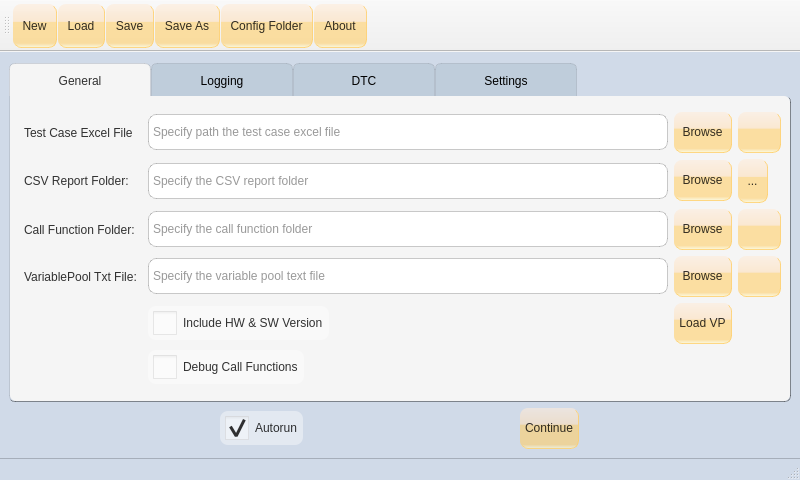
Before: the Qt Designer form AutomationGUI_ui.ui in vulevu121/AutomationGUI, drawn with Qt 5.
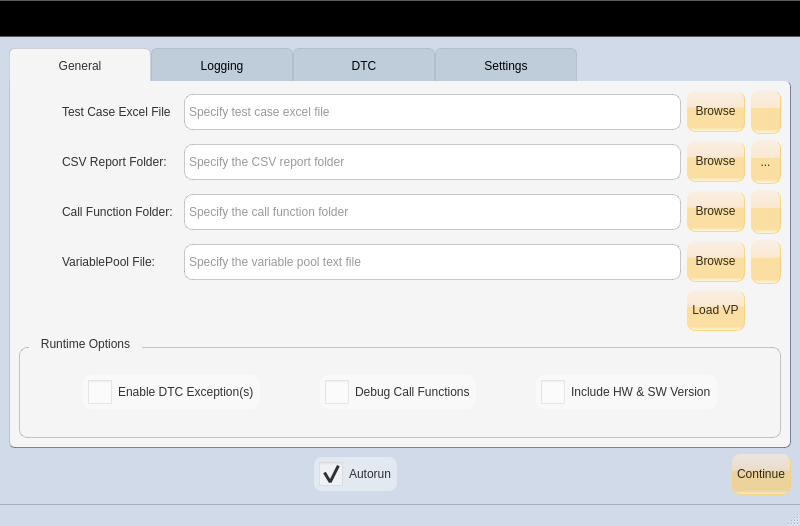
After: the same form once the commit is applied. Icons and pictures are not drawn.

Commit message: Updated gui and added dtc exceptions

What changed in the file:
```diff
--- a/AutomationGUI_ui.ui
+++ b/AutomationGUI_ui.ui
@@ -11,7 +11,7 @@
     <x>0</x>
     <y>0</y>
     <width>800</width>
-    <height>480</height>
+    <height>526</height>
    </rect>
   </property>
   <property name="sizePolicy">
@@ -26,15 +26,6 @@
     <height>480</height>
    </size>
   </property>
-  <property name="font">
-   <font>
-    <family>Segoe UI</family>
-    <pointsize>10</pointsize>
-    <weight>50</weight>
-    <italic>false</italic>
-    <bold>false</bold>
-   </font>
-  </property>
   <property name="windowTitle">
    <string>MainWindow</string>
   </property>
@@ -45,12 +36,12 @@
   <property name="styleSheet">
    <string notr="true">QMainWindow, QFrame {
 	background-color: rgb(208, 218, 232);
-	font: 10pt &quot;Segoe UI&quot;;
+	font: 9pt;
 }
 
 QWidget {
 	color: rgba(0, 0, 0, 0.8);
-	font: 10pt &quot;Segoe UI&quot;;
+	font: 9pt;
 }
 
 QLabel {
@@ -74,7 +65,13 @@
 	border: 1px solid  rgba(0, 0, 0, 0.4);
 }
 
-QPushButton, QToolButton {
+QToolBar {
+	background-color: qlineargradient(spread:pad, x1:0.5, y1:1, x2:0.5, y2:0, stop:0 rgba(236, 236, 236, 255), stop:1 rgba(255, 255, 255, 255));
+	spacing: 5px;
+	padding: 8px 8px 8px 8px;
+}
+
+QPushButton {
 	background-color: qlineargradient(spread:pad, x1:0.5, y1:0, x2:0.5, y2:1, stop:0 rgba(253, 236, 218, 0.6), stop:0.4 rgba(253, 223, 186, 0.6), stop:0.42 rgba(255, 206, 105, 0.6), stop:0.9 rgba(255, 206, 105, 0.6), stop:1 rgba(255, 255, 215, 0.6));
 	border: 0px;
 	border-radius: 8px;
@@ -266,7 +263,25 @@
        <bool>false</bool>
       </property>
       <property name="styleSheet">
-       <string notr="true"/>
+       <string notr="true">QToolBar {
+	background-color: rgb(245, 245, 245);
+	spacing: 5px;
+	padding: 8px 8px 8px 8px;
+}
+
+QPushButton, QToolButton {
+	background-color: qlineargradient(spread:pad, x1:0.5, y1:0, x2:0.5, y2:1, stop:0 rgba(253, 236, 218, 0.6), stop:0.4 rgba(253, 223, 186, 0.6), stop:0.42 rgba(255, 206, 105, 0.6), stop:0.9 rgba(255, 206, 105, 0.6), stop:1 rgba(255, 255, 215, 0.6));
+	border: 0px;
+	border-radius: 8px;
+	min-height: 40px;
+	padding: 0px 5px 0px 5px;
+	border-bottom: 1px solid rgba(255, 206, 105, 0.8);
+	border-right: 1px solid  rgba(255, 206, 105, 0.8);
+}
+
+QPushButton:hover, QPushButton:pressed, QToolButton:hover {
+	background-color: qlineargradient(spread:pad, x1:0.5, y1:0, x2:0.5, y2:1, stop:0 rgba(253, 236, 218, 255), stop:0.4 rgba(253, 223, 186, 255), stop:0.42 rgba(255, 206, 105, 255), stop:0.9 rgba(255, 206, 105, 255), stop:1 rgba(255, 255, 215, 255));
+}</string>
       </property>
       <property name="currentIndex">
        <number>0</number>
@@ -287,6 +302,54 @@
         <string>General</string>
        </attribute>
        <layout class="QGridLayout" name="gridLayout_6">
+        <item row="1" column="0">
+         <widget class="QGroupBox" name="groupBox_4">
+          <property name="title">
+           <string>Runtime Options</string>
+          </property>
+          <layout class="QHBoxLayout" name="horizontalLayout_2">
+           <item>
+            <widget class="QCheckBox" name="dtcExCheckBox">
+             <property name="sizePolicy">
+              <sizepolicy hsizetype="Fixed" vsizetype="Fixed">
+               <horstretch>0</horstretch>
+               <verstretch>0</verstretch>
+              </sizepolicy>
+             </property>
+             <property name="text">
+              <string>Enable DTC Exception(s)</string>
+             </property>
+            </widget>
+           </item>
+           <item>
+            <widget class="QCheckBox" name="callFunctionDebugCheckbox">
+             <property name="sizePolicy">
+              <sizepolicy hsizetype="Fixed" vsizetype="Fixed">
+               <horstretch>0</horstretch>
+               <verstretch>0</verstretch>
+              </sizepolicy>
+             </property>
+             <property name="text">
+              <string>Debug Call Functions</string>
+             </property>
+            </widget>
+           </item>
+           <item>
+            <widget class="QCheckBox" name="versionCheckBox">
+             <property name="sizePolicy">
+              <sizepolicy hsizetype="Maximum" vsizetype="Fixed">
+               <horstretch>0</horstretch>
+               <verstretch>0</verstretch>
+              </sizepolicy>
+             </property>
+             <property name="text">
+              <string>Include HW &amp;&amp; SW Version</string>
+             </property>
+            </widget>
+           </item>
+          </layout>
+         </widget>
+        </item>
         <item row="0" column="0">
          <layout class="QGridLayout" name="generalLayout">
           <property name="sizeConstraint">
@@ -295,42 +358,17 @@
           <property name="leftMargin">
            <number>0</number>
           </property>
-          <item row="4" column="2">
-           <widget class="QPushButton" name="browseVariablePoolBtn">
-            <property name="toolTip">
-             <string>Browse</string>
-            </property>
-            <property name="text">
-             <string>Browse</string>
-            </property>
-            <property name="icon">
-             <iconset resource="AutomationGUI.qrc">
-              <normaloff>:/icon/graphics/baseline_folder_open_black_24dp.png</normaloff>:/icon/graphics/baseline_folder_open_black_24dp.png</iconset>
-            </property>
-           </widget>
-          </item>
-          <item row="4" column="0">
+          <item row="4" column="1">
            <widget class="QLabel" name="variablePoolLabel">
             <property name="text">
-             <string>VariablePool Txt File:</string>
+             <string>VariablePool File:</string>
             </property>
-           </widget>
-          </item>
-          <item row="2" column="0">
-           <widget class="QLabel" name="callFunctionLabel">
-            <property name="text">
-             <string>Call Function Folder:</string>
+            <property name="buddy">
+             <cstring>variablePoolEdit</cstring>
             </property>
            </widget>
           </item>
-          <item row="2" column="1">
-           <widget class="QLineEdit" name="callFunctionEdit">
-            <property name="placeholderText">
-             <string>Specify the call function folder</string>
-            </property>
-           </widget>
-          </item>
-          <item row="5" column="2">
+          <item row="5" column="3">
            <widget class="QPushButton" name="reloadVariablePoolBtn">
             <property name="toolTip">
              <string>Load Variable Pool</string>
@@ -347,8 +385,31 @@
             </property>
            </widget>
           </item>
-          <item row="4" column="3">
-           <widget class="QPushButton" name="openVarPoolFolderButton">
+          <item row="1" column="4">
+           <widget class="QToolButton" name="csvReportFolderToolButton">
+            <property name="contextMenuPolicy">
+             <enum>Qt::DefaultContextMenu</enum>
+            </property>
+            <property name="text">
+             <string>...</string>
+            </property>
+            <property name="icon">
+             <iconset resource="AutomationGUI.qrc">
+              <normaloff>:/icon/graphics/baseline_menu_black_24dp.png</normaloff>:/icon/graphics/baseline_menu_black_24dp.png</iconset>
+            </property>
+            <property name="popupMode">
+             <enum>QToolButton::InstantPopup</enum>
+            </property>
+            <property name="autoRaise">
+             <bool>true</bool>
+            </property>
+            <property name="arrowType">
+             <enum>Qt::NoArrow</enum>
+            </property>
+           </widget>
+          </item>
+          <item row="2" column="4">
+           <widget class="QToolButton" name="callFunctionFolderToolButton">
             <property name="toolTip">
              <string>Open Folder + File</string>
             </property>
@@ -361,8 +422,8 @@
             </property>
            </widget>
           </item>
-          <item row="2" column="3">
-           <widget class="QPushButton" name="openCallFunctionFolderButton">
+          <item row="0" column="4">
+           <widget class="QToolButton" name="testCaseExcelToolButton">
             <property name="toolTip">
              <string>Open Folder + File</string>
             </property>
@@ -375,27 +436,44 @@
             </property>
            </widget>
           </item>
-          <item row="1" column="2">
-           <widget class="QPushButton" name="browseCsvReportBtn">
+          <item row="4" column="4">
+           <widget class="QToolButton" name="variablePoolToolButton">
             <property name="toolTip">
              <string>Browse</string>
             </property>
             <property name="text">
-             <string>Browse</string>
+             <string/>
             </property>
             <property name="icon">
              <iconset resource="AutomationGUI.qrc">
-              <normaloff>:/icon/graphics/baseline_folder_open_black_24dp.png</normaloff>:/icon/graphics/baseline_folder_open_black_24dp.png</iconset>
+              <normaloff>:/icon/graphics/baseline_menu_black_24dp.png</normaloff>:/icon/graphics/baseline_menu_black_24dp.png</iconset>
+            </property>
+           </widget>
+          </item>
+          <item row="0" column="1">
+           <widget class="QLabel" name="testCaseExcelLabel">
+            <property name="text">
+             <string>&lt;html&gt;&lt;head/&gt;&lt;body&gt;&lt;p&gt;Test Case Excel File&lt;/p&gt;&lt;/body&gt;&lt;/html&gt;</string>
+            </property>
+            <property name="alignment">
+             <set>Qt::AlignLeading|Qt::AlignLeft|Qt::AlignVCenter</set>
+            </property>
+            <property name="buddy">
+             <cstring>testCaseExcelEdit</cstring>
             </property>
            </widget>
           </item>
           <item row="0" column="2">
-           <widget class="QPushButton" name="browseTestCaseExcelBtn">
-            <property name="toolTip">
-             <string>Browse</string>
+           <widget class="QLineEdit" name="testCaseExcelEdit">
+            <property name="placeholderText">
+             <string>Specify test case excel file</string>
             </property>
+           </widget>
+          </item>
+          <item row="1" column="1">
+           <widget class="QLabel" name="csvReportLabel">
             <property name="text">
-             <string>Browse</string>
+             <string>CSV Report Folder:</string>
             </property>
             <property name="icon">
              <iconset resource="AutomationGUI.qrc">
@@ -404,81 +482,80 @@
            </widget>
           </item>
           <item row="2" column="2">
-           <widget class="QPushButton" name="browseCallFunctionBtn">
-            <property name="toolTip">
-             <string>Browse</string>
+           <widget class="QLineEdit" name="callFunctionEdit">
+            <property name="placeholderText">
+             <string>Specify the call function folder</string>
             </property>
-            <property name="text">
-             <string>Browse</string>
-            </property>
-            <property name="icon">
-             <iconset resource="AutomationGUI.qrc">
-              <normaloff>:/icon/graphics/baseline_folder_open_black_24dp.png</normaloff>:/icon/graphics/baseline_folder_open_black_24dp.png</iconset>
-            </property>
            </widget>
           </item>
-          <item row="6" column="1">
-           <widget class="QCheckBox" name="callFunctionDebugCheckbox">
-            <property name="sizePolicy">
-             <sizepolicy hsizetype="Fixed" vsizetype="Fixed">
-              <horstretch>0</horstretch>
-              <verstretch>0</verstretch>
-             </sizepolicy>
-            </property>
-            <property name="text">
-             <string>Debug Call Functions</string>
-            </property>
-           </widget>
-          </item>
-          <item row="5" column="1">
-           <widget class="QCheckBox" name="versionCheckBox">
-            <property name="sizePolicy">
-             <sizepolicy hsizetype="Maximum" vsizetype="Fixed">
-              <horstretch>0</horstretch>
-              <verstretch>0</verstretch>
-             </sizepolicy>
-            </property>
-            <property name="text">
-             <string>Include HW &amp;&amp; SW Version</string>
-            </property>
-           </widget>
-          </item>
-          <item row="0" column="3">
-           <widget class="QPushButton" name="openTestCaseExcelFolderBtn">
-            <property name="toolTip">
-             <string>Open Folder + File</string>
-            </property>
-            <property name="text">
-             <string/>
-            </property>
-            <property name="icon">
-             <iconset resource="AutomationGUI.qrc">
-              <normaloff>:/icon/graphics/baseline_open_in_browser_black_24dp.png</normaloff>:/icon/graphics/baseline_open_in_browser_black_24dp.png</iconset>
-            </property>
-           </widget>
-          </item>
-          <item row="4" column="1">
+          <item row="4" column="2">
            <widget class="QLineEdit" name="variablePoolEdit">
             <property name="placeholderText">
              <string>Specify the variable pool text file</string>
             </property>
            </widget>
           </item>
-          <item row="0" column="1">
-           <widget class="QLineEdit" name="testCaseExcelEdit">
-            <property name="placeholderText">
-             <string>Specify path the test case excel file</string>
+          <item row="1" column="0">
+           <widget class="QLabel" name="label_2">
+            <property name="sizePolicy">
+             <sizepolicy hsizetype="Preferred" vsizetype="Preferred">
+              <horstretch>0</horstretch>
+              <verstretch>0</verstretch>
+             </sizepolicy>
             </property>
+            <property name="minimumSize">
+             <size>
+              <width>0</width>
+              <height>0</height>
+             </size>
+            </property>
+            <property name="autoFillBackground">
+             <bool>false</bool>
+            </property>
+            <property name="styleSheet">
+             <string notr="true">image: url(:/icon/graphics/baseline_folder_black_24dp.png);</string>
+            </property>
+            <property name="text">
+             <string/>
+            </property>
            </widget>
           </item>
-          <item row="0" column="0">
-           <widget class="QLabel" name="testCaseExcelLabel">
+          <item row="2" column="3">
+           <widget class="QPushButton" name="browseCallFunctionBtn">
+            <property name="toolTip">
+             <string>Browse</string>
+            </property>
             <property name="text">
-             <string>Test Case Excel File</string>
+             <string>Browse</string>
             </property>
            </widget>
           </item>
-          <item row="1" column="1">
+          <item row="4" column="0">
+           <widget class="QLabel" name="label_7">
+            <property name="sizePolicy">
+             <sizepolicy hsizetype="Preferred" vsizetype="Preferred">
+              <horstretch>0</horstretch>
+              <verstretch>0</verstretch>
+             </sizepolicy>
+            </property>
+            <property name="minimumSize">
+             <size>
+              <width>0</width>
+              <height>0</height>
+             </size>
+            </property>
+            <property name="autoFillBackground">
+             <bool>false</bool>
+            </property>
+            <property name="styleSheet">
+             <string notr="true">image: url(:/icon/graphics/baseline_file_copy_black_24dp.png);</string>
+            </property>
+            <property name="text">
+             <string/>
+            </property>
+           </widget>
+          </item>
+          <item row="1" column="2">
            <widget class="QLineEdit" name="csvReportEdit">
             <property name="placeholderText">
              <string>Specify the CSV report folder</string>
@@ -491,33 +568,111 @@
             </property>
            </widget>
           </item>
-          <item row="1" column="0">
-           <widget class="QLabel" name="csvReportLabel">
+          <item row="4" column="3">
+           <widget class="QPushButton" name="browseVariablePoolBtn">
+            <property name="toolTip">
+             <string>Browse</string>
+            </property>
             <property name="text">
-             <string>CSV Report Folder:</string>
+             <string>Browse</string>
+            </property>
+            <property name="icon">
+             <iconset resource="AutomationGUI.qrc">
+              <normaloff>:/icon/graphics/baseline_folder_open_black_24dp.png</normaloff>:/icon/graphics/baseline_folder_open_black_24dp.png</iconset>
+            </property>
+           </widget>
+          </item>
+          <item row="2" column="1">
+           <widget class="QLabel" name="callFunctionLabel">
+            <property name="text">
+             <string>Call Function Folder:</string>
+            </property>
+            <property name="buddy">
+             <cstring>callFunctionEdit</cstring>
+            </property>
+           </widget>
+          </item>
+          <item row="2" column="0">
+           <widget class="QLabel" name="label_3">
+            <property name="sizePolicy">
+             <sizepolicy hsizetype="Preferred" vsizetype="Preferred">
+              <horstretch>0</horstretch>
+              <verstretch>0</verstretch>
+             </sizepolicy>
+            </property>
+            <property name="minimumSize">
+             <size>
+              <width>0</width>
+              <height>0</height>
+             </size>
+            </property>
+            <property name="autoFillBackground">
+             <bool>false</bool>
+            </property>
+            <property name="styleSheet">
+             <string notr="true">image: url(:/icon/graphics/baseline_folder_black_24dp.png);</string>
+            </property>
+            <property name="text">
+             <string/>
             </property>
            </widget>
           </item>
           <item row="1" column="3">
-           <widget class="QToolButton" name="toolButton">
-            <property name="contextMenuPolicy">
-             <enum>Qt::DefaultContextMenu</enum>
+           <widget class="QPushButton" name="browseCsvReportBtn">
+            <property name="toolTip">
+             <string>Browse</string>
             </property>
             <property name="text">
-             <string>...</string>
+             <string>Browse</string>
             </property>
             <property name="icon">
              <iconset resource="AutomationGUI.qrc">
               <normaloff>:/icon/graphics/baseline_menu_black_24dp.png</normaloff>:/icon/graphics/baseline_menu_black_24dp.png</iconset>
             </property>
-            <property name="popupMode">
-             <enum>QToolButton::InstantPopup</enum>
+           </widget>
+          </item>
+          <item row="0" column="3">
+           <widget class="QPushButton" name="browseTestCaseExcelBtn">
+            <property name="toolTip">
+             <string>Browse</string>
             </property>
-            <property name="autoRaise">
-             <bool>true</bool>
+            <property name="text">
+             <string>Browse</string>
             </property>
-            <property name="arrowType">
-             <enum>Qt::NoArrow</enum>
+            <property name="icon">
+             <iconset resource="AutomationGUI.qrc">
+              <normaloff>:/icon/graphics/baseline_folder_open_black_24dp.png</normaloff>:/icon/graphics/baseline_folder_open_black_24dp.png</iconset>
+            </property>
+           </widget>
+          </item>
+          <item row="0" column="0">
+           <widget class="QLabel" name="label">
+            <property name="sizePolicy">
+             <sizepolicy hsizetype="Fixed" vsizetype="Fixed">
+              <horstretch>0</horstretch>
+              <verstretch>0</verstretch>
+             </sizepolicy>
+            </property>
+            <property name="minimumSize">
+             <size>
+              <width>32</width>
+              <height>32</height>
+             </size>
+            </property>
+            <property name="maximumSize">
+             <size>
+              <width>32</width>
+              <height>32</height>
+             </size>
+            </property>
+            <property name="autoFillBackground">
+             <bool>false</bool>
+            </property>
+            <property name="styleSheet">
+             <string notr="true">image: url(:/icon/graphics/excel_24dp.png);</string>
+            </property>
+            <property name="text">
+             <string/>
             </property>
            </widget>
           </item>
@@ -656,19 +811,6 @@
        <layout class="QHBoxLayout" name="horizontalLayout_11">
         <item>
          <layout class="QVBoxLayout" name="dtcTabLayout">
-          <item>
-           <widget class="QCheckBox" name="dtcExCheckBox">
-            <property name="sizePolicy">
-             <sizepolicy hsizetype="Maximum" vsizetype="Fixed">
-              <horstretch>0</horstretch>
-              <verstretch>0</verstretch>
-             </sizepolicy>
-            </property>
-            <property name="text">
-             <string>Enable DTC Exception</string>
-            </property>
-           </widget>
-          </item>
           <item>
            <widget class="QGroupBox" name="dtcExGroupBox">
             <property name="title">
@@ -814,7 +956,7 @@
       <property name="leftMargin">
        <number>0</number>
       </property>
-      <item>
+      <item alignment="Qt::AlignRight">
        <widget class="QCheckBox" name="autorunCheckBox">
         <property name="sizePolicy">
          <sizepolicy hsizetype="Fixed" vsizetype="Fixed">
@@ -830,7 +972,7 @@
         </property>
        </widget>
       </item>
-      <item>
+      <item alignment="Qt::AlignRight">
        <widget class="QPushButton" name="exitButton">
         <property name="sizePolicy">
          <sizepolicy hsizetype="Fixed" vsizetype="Fixed">
@@ -863,8 +1005,23 @@
    <property name="windowTitle">
     <string>toolBar</string>
    </property>
+   <property name="movable">
+    <bool>false</bool>
+   </property>
+   <property name="allowedAreas">
+    <set>Qt::AllToolBarAreas</set>
+   </property>
+   <property name="orientation">
+    <enum>Qt::Horizontal</enum>
+   </property>
+   <property name="iconSize">
+    <size>
+     <width>32</width>
+     <height>32</height>
+    </size>
+   </property>
    <property name="toolButtonStyle">
-    <enum>Qt::ToolButtonTextUnderIcon</enum>
+    <enum>Qt::ToolButtonTextBesideIcon</enum>
    </property>
    <property name="floatable">
     <bool>false</bool>
```
Left out of the diff: 67 changed lines with no effect on the pictures. The commit also changes 6 other files.
